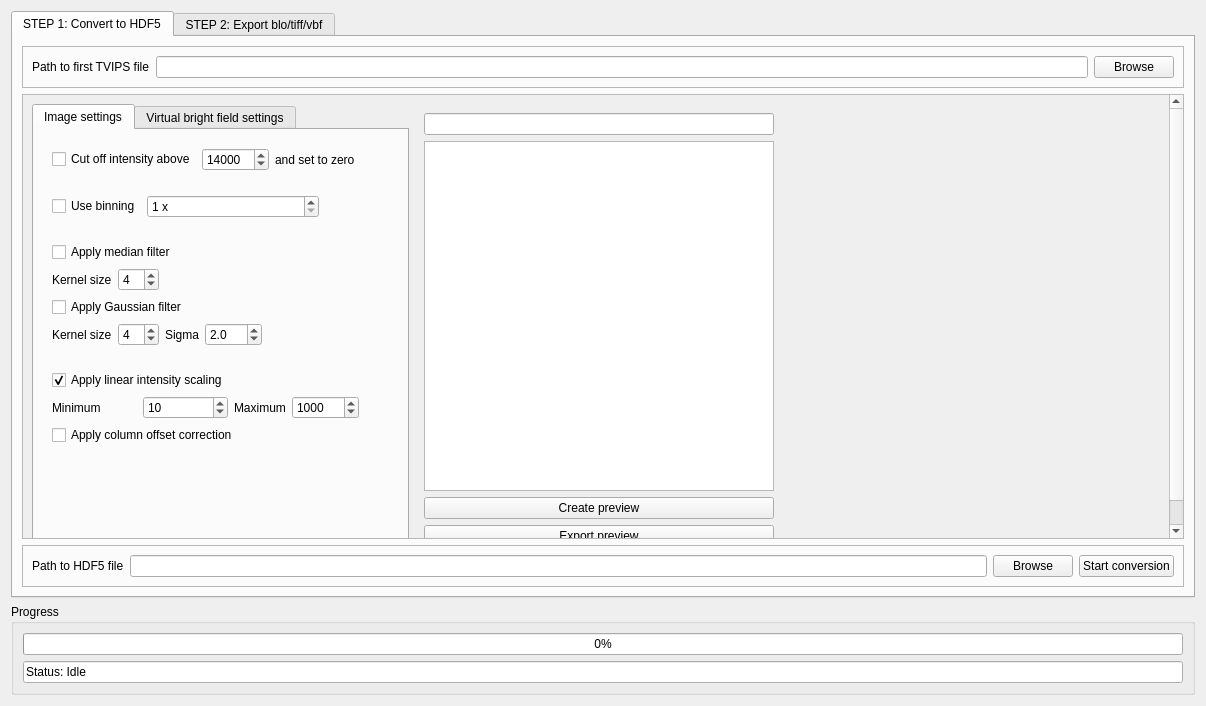
First picture: the form in tvipsconverter/widget_2.ui, repository din14970/TVIPSconverter, before the edit.
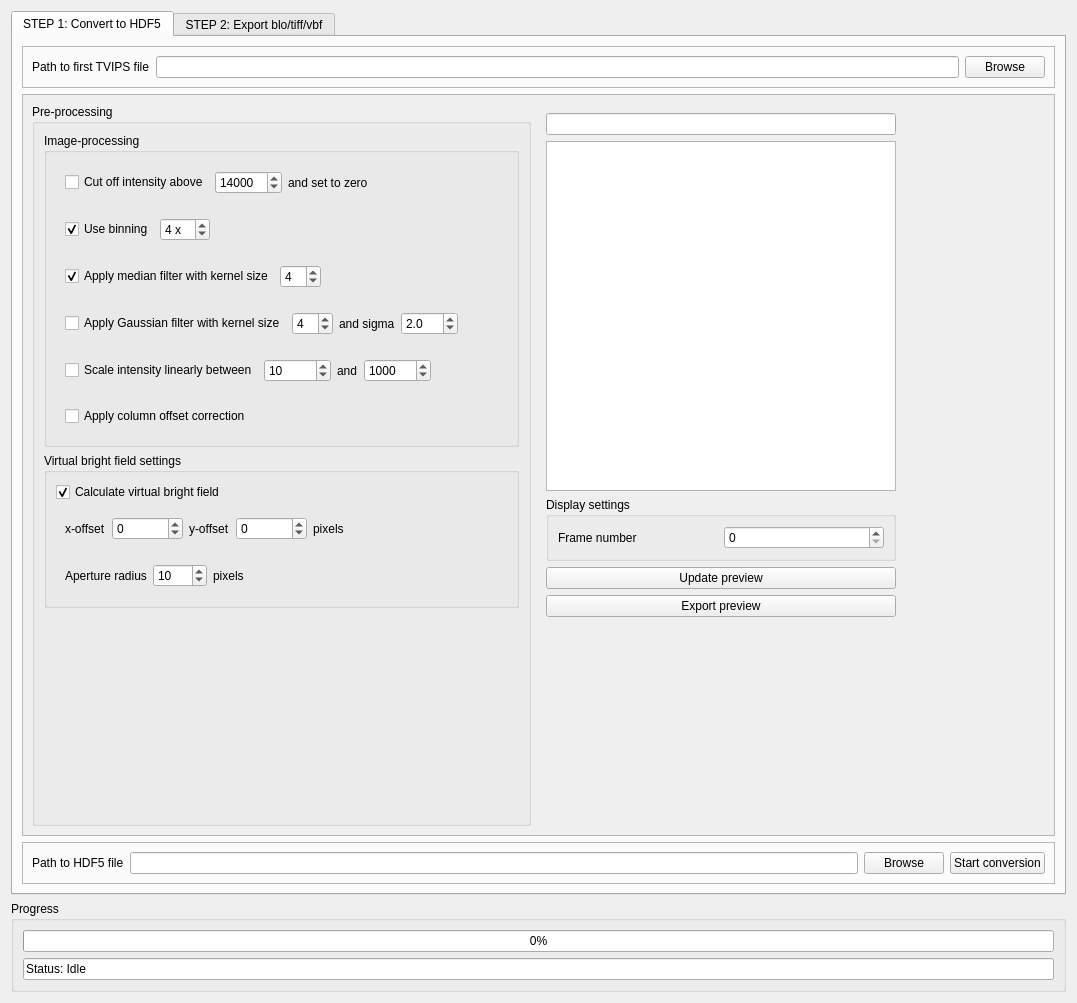
Second picture: the form after the edit.

Commit message:
Bugfixes, support hspy, choose image, set scale
* User can now set scale in the gui
* Gui is simplified
* Another file writer hspy was added, modeled after the one
in hyperspy and an example file from pyxem
* The structure of the TVIPS file was figured out, we can
now navigate it and quickly select a frame without looping
* This was used so the user can now choose the frame
* The user can now set the scale of DP and Scan he wants

Patch:
```diff
--- a/tvipsconverter/widget_2.ui
+++ b/tvipsconverter/widget_2.ui
@@ -6,8 +6,8 @@
    <rect>
     <x>0</x>
     <y>0</y>
-    <width>1206</width>
-    <height>706</height>
+    <width>1077</width>
+    <height>1003</height>
    </rect>
   </property>
   <property name="sizePolicy">
@@ -153,28 +153,30 @@
            <rect>
             <x>0</x>
             <y>0</y>
-            <width>1135</width>
-            <height>497</height>
+            <width>1021</width>
+            <height>720</height>
            </rect>
           </property>
           <layout class="QHBoxLayout" name="horizontalLayout_11">
            <item>
-            <widget class="QTabWidget" name="tabWidget_2">
+            <widget class="QGroupBox" name="groupBox_2">
              <property name="sizePolicy">
               <sizepolicy hsizetype="Expanding" vsizetype="Minimum">
                <horstretch>0</horstretch>
                <verstretch>0</verstretch>
               </sizepolicy>
              </property>
-             <property name="currentIndex">
-              <number>0</number>
+             <property name="title">
+              <string>Pre-processing</string>
              </property>
-             <widget class="QWidget" name="tab_5">
-              <attribute name="title">
-               <string>Image settings</string>
-              </attribute>
               <layout class="QVBoxLayout" name="verticalLayout_5">
                <item>
+               <widget class="QGroupBox" name="groupBox_4">
+                <property name="title">
+                 <string>Image-processing</string>
+                </property>
+                <layout class="QVBoxLayout" name="verticalLayout_4">
+                 <item>
                 <widget class="QWidget" name="widget_7" native="true">
                  <property name="toolTip">
                   <string>&lt;html&gt;&lt;head/&gt;&lt;body&gt;&lt;p&gt;Set hot pixels to 0&lt;/p&gt;&lt;/body&gt;&lt;/html&gt;</string>
@@ -240,7 +242,7 @@
                      <string>Use binning</string>
                     </property>
                     <property name="checked">
-                     <bool>false</bool>
+                       <bool>true</bool>
                     </property>
                    </widget>
                   </item>
@@ -257,7 +259,7 @@
                     </property>
                     <property name="minimumSize">
                      <size>
-                      <width>172</width>
+                        <width>0</width>
                       <height>0</height>
                      </size>
                     </property>
@@ -268,7 +270,10 @@
                      <number>1</number>
                     </property>
                     <property name="maximum">
-                     <number>24</number>
+                       <number>99</number>
+                      </property>
+                      <property name="value">
+                       <number>4</number>
                     </property>
                    </widget>
                   </item>
@@ -288,6 +293,54 @@
                  </layout>
                 </widget>
                </item>
+                 <item>
+                  <widget class="QWidget" name="widget_10" native="true">
+                   <layout class="QHBoxLayout" name="horizontalLayout_9">
+                    <item>
+                     <widget class="QCheckBox" name="checkBox_7">
+                      <property name="toolTip">
+                       <string>&lt;html&gt;&lt;head/&gt;&lt;body&gt;&lt;p&gt;Apply a median filter to all diffraction patterns for minimizing noise. Kernel size means how many pixels are taken into account. Large kernel sizes can be very slow.&lt;/p&gt;&lt;/body&gt;&lt;/html&gt;</string>
+                      </property>
+                      <property name="text">
+                       <string>Apply median filter with kernel size</string>
+                      </property>
+                      <property name="checked">
+                       <bool>true</bool>
+                      </property>
+                     </widget>
+                    </item>
+                    <item>
+                     <widget class="QSpinBox" name="spinBox_10">
+                      <property name="enabled">
+                       <bool>true</bool>
+                      </property>
+                      <property name="minimum">
+                       <number>3</number>
+                      </property>
+                      <property name="maximum">
+                       <number>50</number>
+                      </property>
+                      <property name="value">
+                       <number>4</number>
+                      </property>
+                     </widget>
+                    </item>
+                    <item>
+                     <spacer name="horizontalSpacer_10">
+                      <property name="orientation">
+                       <enum>Qt::Horizontal</enum>
+                      </property>
+                      <property name="sizeHint" stdset="0">
+                       <size>
+                        <width>40</width>
+                        <height>20</height>
+                       </size>
+                      </property>
+                     </spacer>
+                    </item>
+                   </layout>
+                  </widget>
+                 </item>
                <item>
                 <widget class="QWidget" name="widget_6" native="true">
                  <property name="sizePolicy">
@@ -299,76 +352,47 @@
                  <property name="toolTip">
                   <string>&lt;html&gt;&lt;head/&gt;&lt;body&gt;&lt;p&gt;Apply a smoothing. Median is recommended for lots of hot pixels but slow.&lt;/p&gt;&lt;/body&gt;&lt;/html&gt;</string>
                  </property>
-                 <layout class="QGridLayout" name="gridLayout_5">
-                  <item row="4" column="2">
-                   <widget class="QLabel" name="label_15">
-                    <property name="enabled">
-                     <bool>true</bool>
-                    </property>
-                    <property name="sizePolicy">
-                     <sizepolicy hsizetype="Maximum" vsizetype="Preferred">
-                      <horstretch>0</horstretch>
-                      <verstretch>0</verstretch>
-                     </sizepolicy>
-                    </property>
-                    <property name="text">
-                     <string>Sigma</string>
-                    </property>
-                   </widget>
-                  </item>
-                  <item row="4" column="1">
-                   <widget class="QSpinBox" name="spinBox_6">
-                    <property name="enabled">
-                     <bool>true</bool>
-                    </property>
-                    <property name="minimum">
-                     <number>3</number>
-                    </property>
-                    <property name="maximum">
-                     <number>50</number>
-                    </property>
-                    <property name="value">
-                     <number>4</number>
-                    </property>
-                   </widget>
-                  </item>
-                  <item row="4" column="0">
-                   <widget class="QLabel" name="label_14">
-                    <property name="enabled">
-                     <bool>true</bool>
-                    </property>
-                    <property name="sizePolicy">
-                     <sizepolicy hsizetype="Maximum" vsizetype="Preferred">
-                      <horstretch>0</horstretch>
-                      <verstretch>0</verstretch>
-                     </sizepolicy>
-                    </property>
-                    <property name="text">
-                     <string>Kernel size</string>
-                    </property>
-                   </widget>
-                  </item>
-                  <item row="2" column="0" colspan="4">
+                   <layout class="QHBoxLayout" name="horizontalLayout_10">
+                    <item>
                    <widget class="QCheckBox" name="checkBox_3">
                     <property name="text">
-                     <string>Apply Gaussian filter</string>
+                       <string>Apply Gaussian filter with kernel size</string>
                     </property>
                    </widget>
                   </item>
-                  <item row="4" column="4">
-                   <spacer name="horizontalSpacer_2">
-                    <property name="orientation">
-                     <enum>Qt::Horizontal</enum>
-                    </property>
-                    <property name="sizeHint" stdset="0">
-                     <size>
-                      <width>40</width>
-                      <height>20</height>
-                     </size>
-                    </property>
-                   </spacer>
-                  </item>
-                  <item row="4" column="3">
+                    <item>
+                     <widget class="QSpinBox" name="spinBox_6">
+                      <property name="enabled">
+                       <bool>true</bool>
+                      </property>
+                      <property name="minimum">
+                       <number>3</number>
+                      </property>
+                      <property name="maximum">
+                       <number>50</number>
+                      </property>
+                      <property name="value">
+                       <number>4</number>
+                      </property>
+                     </widget>
+                    </item>
+                    <item>
+                     <widget class="QLabel" name="label_15">
+                      <property name="enabled">
+                       <bool>true</bool>
+                      </property>
+                      <property name="sizePolicy">
+                       <sizepolicy hsizetype="Maximum" vsizetype="Preferred">
+                        <horstretch>0</horstretch>
+                        <verstretch>0</verstretch>
+                       </sizepolicy>
+                      </property>
+                      <property name="text">
+                       <string>and sigma</string>
+                      </property>
+                     </widget>
+                    </item>
+                    <item>
                    <widget class="QDoubleSpinBox" name="doubleSpinBox">
                     <property name="enabled">
                      <bool>true</bool>
@@ -381,84 +405,36 @@
                     </property>
                    </widget>
                   </item>
-                  <item row="1" column="0">
-                   <widget class="QLabel" name="label_8">
-                    <property name="enabled">
-                     <bool>true</bool>
-                    </property>
-                    <property name="text">
-                     <string>Kernel size</string>
-                    </property>
-                   </widget>
-                  </item>
-                  <item row="1" column="1">
-                   <widget class="QSpinBox" name="spinBox_10">
-                    <property name="enabled">
-                     <bool>true</bool>
-                    </property>
-                    <property name="minimum">
-                     <number>3</number>
-                    </property>
-                    <property name="maximum">
-                     <number>50</number>
-                    </property>
-                    <property name="value">
-                     <number>4</number>
-                    </property>
-                   </widget>
-                  </item>
-                  <item row="0" column="0" colspan="4">
-                   <widget class="QCheckBox" name="checkBox_7">
-                    <property name="text">
-                     <string>Apply median filter</string>
-                    </property>
-                   </widget>
+                    <item>
+                     <spacer name="horizontalSpacer_2">
+                      <property name="orientation">
+                       <enum>Qt::Horizontal</enum>
+                      </property>
+                      <property name="sizeHint" stdset="0">
+                       <size>
+                        <width>40</width>
+                        <height>20</height>
+                       </size>
+                      </property>
+                     </spacer>
                   </item>
                  </layout>
                 </widget>
                </item>
                <item>
-                <widget class="QWidget" name="widget_5" native="true">
-                 <property name="sizePolicy">
-                  <sizepolicy hsizetype="Maximum" vsizetype="Maximum">
-                   <horstretch>0</horstretch>
-                   <verstretch>0</verstretch>
-                  </sizepolicy>
-                 </property>
-                 <property name="toolTip">
-                  <string>&lt;html&gt;&lt;head/&gt;&lt;body&gt;&lt;p&gt;Adjust image intensities (brightness/contrast)&lt;/p&gt;&lt;/body&gt;&lt;/html&gt;</string>
-                 </property>
-                 <layout class="QGridLayout" name="gridLayout_7">
-                  <item row="2" column="3">
-                   <widget class="QSpinBox" name="spinBox_8">
-                    <property name="enabled">
-                     <bool>true</bool>
-                    </property>
-                    <property name="minimum">
-                     <number>1</number>
-                    </property>
-                    <property name="maximum">
-                     <number>1000000000</number>
-                    </property>
-                    <property name="singleStep">
-                     <number>10</number>
-                    </property>
-                    <property name="value">
-                     <number>1000</number>
-                    </property>
-                   </widget>
-                  </item>
-                  <item row="1" column="0" colspan="2">
+                  <widget class="QWidget" name="widget_11" native="true">
+                   <layout class="QHBoxLayout" name="horizontalLayout_13">
+                    <item>
                    <widget class="QCheckBox" name="checkBox_4">
                     <property name="text">
-                     <string>Apply linear intensity scaling</string>
+                       <string>Scale intensity linearly between</string>
                     </property>
                     <property name="checked">
-                     <bool>true</bool>
+                       <bool>false</bool>
                     </property>
                    </widget>
                   </item>
-                  <item row="2" column="1">
+                    <item>
                    <widget class="QSpinBox" name="spinBox_7">
                     <property name="enabled">
                      <bool>true</bool>
@@ -474,27 +450,64 @@
                     </property>
                    </widget>
                   </item>
-                  <item row="2" column="2">
+                    <item>
                    <widget class="QLabel" name="label_17">
                     <property name="enabled">
                      <bool>true</bool>
                     </property>
                     <property name="text">
-                     <string>Maximum</string>
+                       <string>and</string>
                     </property>
                    </widget>
                   </item>
-                  <item row="2" column="0">
-                   <widget class="QLabel" name="label_16">
+                    <item>
+                     <widget class="QSpinBox" name="spinBox_8">
                     <property name="enabled">
                      <bool>true</bool>
                     </property>
-                    <property name="text">
-                     <string>Minimum</string>
-                    </property>
-                   </widget>
-                  </item>
-                  <item row="4" column="0" colspan="4">
+                      <property name="minimum">
+                       <number>1</number>
+                      </property>
+                      <property name="maximum">
+                       <number>1000000000</number>
+                      </property>
+                      <property name="singleStep">
+                       <number>10</number>
+                      </property>
+                      <property name="value">
+                       <number>1000</number>
+                      </property>
+                     </widget>
+                    </item>
+                    <item>
+                     <spacer name="horizontalSpacer_11">
+                      <property name="orientation">
+                       <enum>Qt::Horizontal</enum>
+                      </property>
+                      <property name="sizeHint" stdset="0">
+                       <size>
+                        <width>40</width>
+                        <height>20</height>
+                       </size>
+                      </property>
+                     </spacer>
+                    </item>
+                   </layout>
+                  </widget>
+                 </item>
+                 <item>
+                  <widget class="QWidget" name="widget_5" native="true">
+                   <property name="sizePolicy">
+                    <sizepolicy hsizetype="Maximum" vsizetype="Maximum">
+                     <horstretch>0</horstretch>
+                     <verstretch>0</verstretch>
+                    </sizepolicy>
+                   </property>
+                   <property name="toolTip">
+                    <string>&lt;html&gt;&lt;head/&gt;&lt;body&gt;&lt;p&gt;Adjust image intensities (brightness/contrast)&lt;/p&gt;&lt;/body&gt;&lt;/html&gt;</string>
+                   </property>
+                   <layout class="QHBoxLayout" name="horizontalLayout_15">
+                    <item>
                    <widget class="QCheckBox" name="checkBox">
                     <property name="text">
                      <string>Apply column offset correction</string>
@@ -504,29 +517,31 @@
                     </property>
                    </widget>
                   </item>
-                 </layout>
-                </widget>
-               </item>
                <item>
-                <spacer name="verticalSpacer_2">
+                     <spacer name="horizontalSpacer_12">
                  <property name="orientation">
-                  <enum>Qt::Vertical</enum>
+                       <enum>Qt::Horizontal</enum>
                  </property>
                  <property name="sizeHint" stdset="0">
                   <size>
-                   <width>20</width>
-                   <height>40</height>
+                        <width>40</width>
+                        <height>20</height>
                   </size>
                  </property>
                 </spacer>
                </item>
               </layout>
              </widget>
-             <widget class="QWidget" name="tab_6">
-              <attribute name="title">
+                 </item>
+                </layout>
+               </widget>
+              </item>
+              <item>
+               <widget class="QGroupBox" name="groupBox_5">
+                <property name="title">
                <string>Virtual bright field settings</string>
-              </attribute>
-              <layout class="QVBoxLayout" name="verticalLayout_4">
+                </property>
+                <layout class="QVBoxLayout" name="verticalLayout_11">
                <item>
                 <widget class="QCheckBox" name="checkBox_10">
                  <property name="text">
@@ -537,52 +552,6 @@
                  </property>
                 </widget>
                </item>
-               <item>
-                <widget class="QWidget" name="widget_2" native="true">
-                 <layout class="QHBoxLayout" name="horizontalLayout_6">
-                  <item>
-                   <widget class="QLabel" name="label_19">
-                    <property name="text">
-                     <string>Aperture radius</string>
-                    </property>
-                   </widget>
-                  </item>
-                  <item>
-                   <widget class="QSpinBox" name="spinBox_12">
-                    <property name="minimum">
-                     <number>1</number>
-                    </property>
-                    <property name="maximum">
-                     <number>1000</number>
-                    </property>
-                    <property name="value">
-                     <number>10</number>
-                    </property>
-                   </widget>
-                  </item>
-                  <item>
-                   <widget class="QLabel" name="label_20">
-                    <property name="text">
-                     <string>pixels</string>
-                    </property>
-                   </widget>
-                  </item>
-                  <item>
-                   <spacer name="horizontalSpacer_3">
-                    <property name="orientation">
-                     <enum>Qt::Horizontal</enum>
-                    </property>
-                    <property name="sizeHint" stdset="0">
-                     <size>
-                      <width>40</width>
-                      <height>20</height>
-                     </size>
-                    </property>
-                   </spacer>
-                  </item>
-                 </layout>
-                </widget>
-               </item>
                <item>
                 <widget class="QWidget" name="widget_3" native="true">
                  <layout class="QHBoxLayout" name="horizontalLayout_3">
@@ -644,6 +613,55 @@
                 </widget>
                </item>
                <item>
+                  <widget class="QWidget" name="widget_2" native="true">
+                   <layout class="QHBoxLayout" name="horizontalLayout_6">
+                    <item>
+                     <widget class="QLabel" name="label_19">
+                      <property name="text">
+                       <string>Aperture radius</string>
+                      </property>
+                     </widget>
+                    </item>
+                    <item>
+                     <widget class="QSpinBox" name="spinBox_12">
+                      <property name="minimum">
+                       <number>1</number>
+                      </property>
+                      <property name="maximum">
+                       <number>1000</number>
+                      </property>
+                      <property name="value">
+                       <number>10</number>
+                      </property>
+                     </widget>
+                    </item>
+                    <item>
+                     <widget class="QLabel" name="label_20">
+                      <property name="text">
+                       <string>pixels</string>
+                      </property>
+                     </widget>
+                    </item>
+                    <item>
+                     <spacer name="horizontalSpacer_3">
+                      <property name="orientation">
+                       <enum>Qt::Horizontal</enum>
+                      </property>
+                      <property name="sizeHint" stdset="0">
+                       <size>
+                        <width>40</width>
+                        <height>20</height>
+                       </size>
+                      </property>
+                     </spacer>
+                    </item>
+                   </layout>
+                  </widget>
+                 </item>
+                </layout>
+               </widget>
+              </item>
+              <item>
                 <spacer name="verticalSpacer">
                  <property name="orientation">
                   <enum>Qt::Vertical</enum>
@@ -658,7 +676,6 @@
                </item>
               </layout>
              </widget>
-            </widget>
            </item>
            <item alignment="Qt::AlignTop">
             <widget class="QWidget" name="widget" native="true">
@@ -698,13 +715,48 @@
                 </property>
                </widget>
               </item>
+              <item>
+               <widget class="QGroupBox" name="groupBox_7">
+                <property name="sizePolicy">
+                 <sizepolicy hsizetype="Preferred" vsizetype="Maximum">
+                  <horstretch>0</horstretch>
+                  <verstretch>0</verstretch>
+                 </sizepolicy>
+                </property>
+                <property name="toolTip">
+                 <string>&lt;html&gt;&lt;head/&gt;&lt;body&gt;&lt;p&gt;Adjust display contrast and brightness&lt;/p&gt;&lt;/body&gt;&lt;/html&gt;</string>
+                </property>
+                <property name="title">
+                 <string>Display settings</string>
+                </property>
+                <layout class="QGridLayout" name="gridLayout_7">
+                 <item row="0" column="1">
+                  <widget class="QSpinBox" name="spinBox_17">
+                   <property name="toolTip">
+                    <string>&lt;html&gt;&lt;head/&gt;&lt;body&gt;&lt;p&gt;which image in the stream to plot&lt;/p&gt;&lt;/body&gt;&lt;/html&gt;</string>
+                   </property>
+                   <property name="maximum">
+                    <number>999999999</number>
+                   </property>
+                  </widget>
+                 </item>
+                 <item row="0" column="0">
+                  <widget class="QLabel" name="label_16">
+                   <property name="text">
+                    <string>Frame number</string>
+                   </property>
+                  </widget>
+                 </item>
+                </layout>
+               </widget>
+              </item>
               <item>
                <widget class="QPushButton" name="pushButton_4">
                 <property name="toolTip">
                  <string>&lt;html&gt;&lt;head/&gt;&lt;body&gt;&lt;p&gt;Check the modifications on the first image in the stream&lt;/p&gt;&lt;/body&gt;&lt;/html&gt;</string>
                 </property>
                 <property name="text">
-                 <string>Create preview</string>
+                 <string>Update preview</string>
                 </property>
                </widget>
               </item>
@@ -1000,6 +1052,79 @@
                     </layout>
                    </widget>
                   </item>
+                  <item>
+                   <widget class="QGroupBox" name="groupBox_6">
+                    <property name="title">
+                     <string>Scaling</string>
+                    </property>
+                    <layout class="QGridLayout" name="gridLayout_5">
+                     <item row="4" column="0">
+                      <widget class="QLabel" name="label_33">
+                       <property name="text">
+                        <string>Scale of DP</string>
+                       </property>
+                      </widget>
+                     </item>
+                     <item row="0" column="0">
+                      <widget class="QLabel" name="label_14">
+                       <property name="text">
+                        <string>Scale of scan</string>
+                       </property>
+                      </widget>
+                     </item>
+                     <item row="0" column="2">
+                      <widget class="QLabel" name="label_35">
+                       <property name="text">
+                        <string>nm / pixel</string>
+                       </property>
+                      </widget>
+                     </item>
+                     <item row="4" column="2">
+                      <widget class="QLabel" name="label_34">
+                       <property name="text">
+                        <string>nm^-1 / pixel</string>
+                       </property>
+                      </widget>
+                     </item>
+                     <item row="4" column="1">
+                      <widget class="QDoubleSpinBox" name="doubleSpinBox_3">
+                       <property name="decimals">
+                        <number>4</number>
+                       </property>
+                       <property name="value">
+                        <double>1.000000000000000</double>
+                       </property>
+                      </widget>
+                     </item>
+                     <item row="0" column="1">
+                      <widget class="QDoubleSpinBox" name="doubleSpinBox_2">
+                       <property name="decimals">
+                        <number>4</number>
+                       </property>
+                       <property name="maximum">
+                        <double>999.990000000000009</double>
+                       </property>
+                       <property name="value">
+                        <double>1.000000000000000</double>
+                       </property>
+                      </widget>
+                     </item>
+                     <item row="0" column="3">
+                      <spacer name="horizontalSpacer_13">
+                       <property name="orientation">
+                        <enum>Qt::Horizontal</enum>
+                       </property>
+                       <property name="sizeHint" stdset="0">
+                        <size>
+                         <width>40</width>
+                         <height>20</height>
+                        </size>
+                       </property>
+                      </spacer>
+                     </item>
+                    </layout>
+                   </widget>
+                  </item>
                   <item>
                    <widget class="QGroupBox" name="groupBox_3">
                     <property name="sizePolicy">
@@ -1429,6 +1554,27 @@
               <enum>QFrame::Raised</enum>
              </property>
              <layout class="QHBoxLayout" name="horizontalLayout_12">
+              <item>
+               <widget class="QLabel" name="label_8">
+                <property name="text">
+                 <string>Export as</string>
+                </property>
+               </widget>
+              </item>
+              <item>
+               <widget class="QComboBox" name="comboBox">
+                <item>
+                 <property name="text">
+                  <string>.blo</string>
+                 </property>
+                </item>
+                <item>
+                 <property name="text">
+                  <string>.hspy</string>
+                 </property>
+                </item>
+               </widget>
+              </item>
               <item>
                <widget class="QLabel" name="label_28">
                 <property name="text">
```
Left out of the diff: 577 changed lines with no effect on the pictures. Lines whose indentation alone changed are shown as unchanged. The commit also changes 6 other files.
